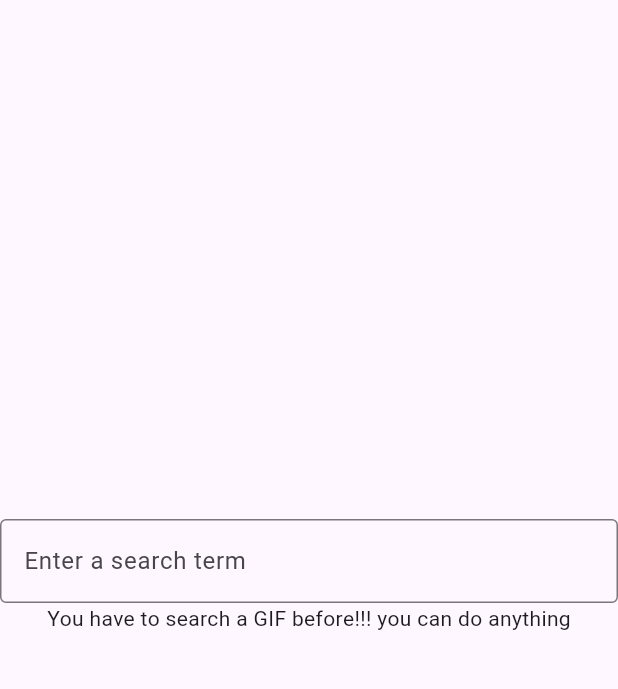
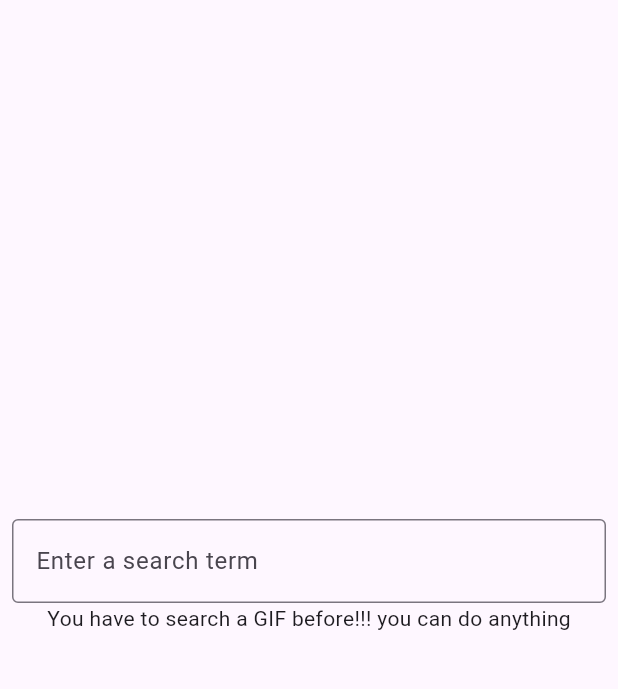
Before and after one commit to racenis/chilitest, a Flutter app: the screen it shows after launch, on a phone screen of 412 x 824 dp, the part 84-773 px from its top. Run offline on Flutter 3.47's test engine with Material 3 defaults, Android fonts, the phone set to English and light mode, and no system bars.

Commit message:
Improved the UI more

```diff
--- a/lib/main.dart
+++ b/lib/main.dart
@@ -15,7 +15,7 @@ import 'dart:convert';
 const String GIPHY_API_KEY = "jGyBAGdeBLXU4WHoAkYF0HxqEFQx2CMa";
 
 // this is how many GIFs 🖼️ will be requested from the API at one time
-const int SEARCH_OFFSET = 10;
+const int SEARCH_OFFSET = 9;
 
 void main() {
   runApp(const MyApp());
@@ -208,10 +208,15 @@ class _MyHomePageState extends State<MyHomePage> {
           });
     }).toList();
 
+    // we could use a more sophisticated column determination algorithm, but I
+    // think that this looks good enough
+    final vertical = MediaQuery.of(context).orientation == Orientation.portrait;
+    final columns = vertical ? 3 : 9;
+
     return GridView.count(
         physics: NeverScrollableScrollPhysics(),
         shrinkWrap: true,
-        crossAxisCount: 3,
+        crossAxisCount: columns,
         children: GIFs);
   }
 
@@ -238,7 +243,8 @@ class _MyHomePageState extends State<MyHomePage> {
           makeSearchBox(),
           const Text(
             '⌛ We are searching for your GIFs, please wait... ⌛',
-          )
+          ),
+          makeGIFList()
         ];
       case ApplicationMode.search:
         return [
@@ -283,10 +289,11 @@ class _MyHomePageState extends State<MyHomePage> {
       ),
       body: Center(
         child: SingleChildScrollView(
+            padding: EdgeInsets.all(8),
             child: Column(
-          mainAxisAlignment: MainAxisAlignment.center,
-          children: makePageBasedOnApplicationModeAndStuff(),
-        )),
+              mainAxisAlignment: MainAxisAlignment.center,
+              children: makePageBasedOnApplicationModeAndStuff(),
+            )),
       ),
     );
   }
```
